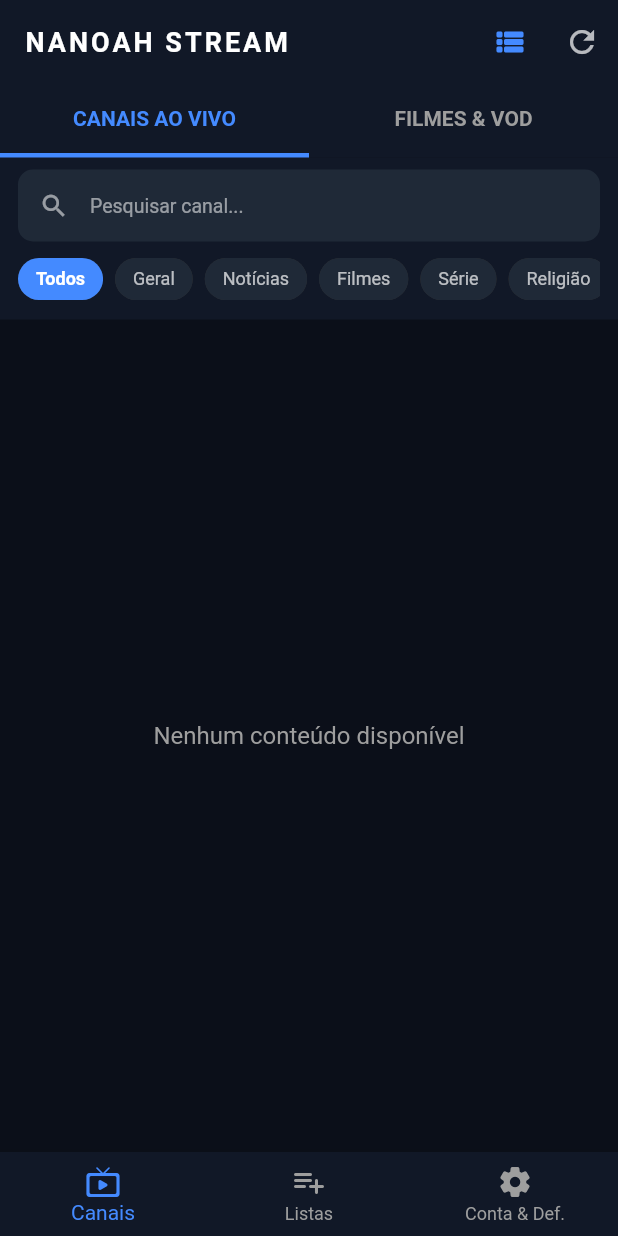
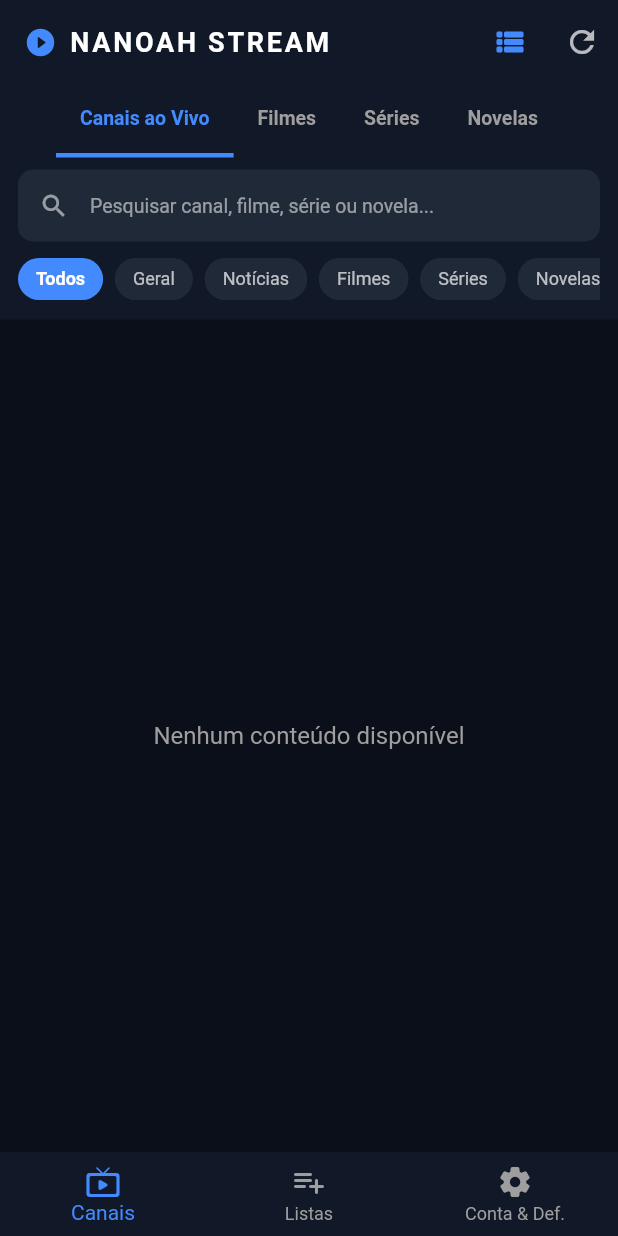
Before and after one commit to teodorowalterreis-ctrl/nanoah_stream, a Flutter app: the HomeScreen screen opened directly, on a phone screen of 412 x 824 dp. Run offline on Flutter 3.47's test engine with Material 3 defaults, Android fonts, the phone set to English and light mode, and no system bars; our stand-ins replace shared_preferences, video_player; accounts and stored records are empty; network calls fail.

Commit message:
Ajusta 4 abas, icone Play no titulo e navegacao D-Pad na pesquisa e lista

```diff
--- a/lib/screens/home_screen.dart
+++ b/lib/screens/home_screen.dart
@@ -1,4 +1,5 @@
 import 'package:flutter/material.dart';
+import 'package:flutter/services.dart';
 import 'package:shared_preferences/shared_preferences.dart';
 import '../services/api_service.dart';
 import '../widgets/tv_focus_card.dart';
@@ -18,7 +19,8 @@ class _HomeScreenState extends State<HomeScreen>
     'Geral',
     'Notícias',
     'Filmes',
-    'Série',
+    'Séries',
+    'Novelas',
     'Religião',
     'Música',
     'Entretenimento',
@@ -28,6 +30,9 @@ class _HomeScreenState extends State<HomeScreen>
 
   late TabController _tabController;
   final TextEditingController _searchController = TextEditingController();
+  final FocusNode _searchFocusNode = FocusNode();
+  final FocusNode _firstChipFocusNode = FocusNode();
+  final FocusNode _firstContentFocusNode = FocusNode();
 
   int _navIndex = 0;
   bool _isGridView = true;
@@ -45,7 +50,12 @@ class _HomeScreenState extends State<HomeScreen>
   @override
   void initState() {
     super.initState();
-    _tabController = TabController(length: 2, vsync: this);
+    _tabController = TabController(length: 4, vsync: this);
+    _tabController.addListener(() {
+      if (!_tabController.indexIsChanging && mounted) {
+        setState(() {});
+      }
+    });
     _loadSession();
     _loadData();
   }
@@ -54,6 +64,9 @@ class _HomeScreenState extends State<HomeScreen>
   void dispose() {
     _tabController.dispose();
     _searchController.dispose();
+    _searchFocusNode.dispose();
+    _firstChipFocusNode.dispose();
+    _firstContentFocusNode.dispose();
     super.dispose();
   }
 
@@ -119,6 +132,55 @@ class _HomeScreenState extends State<HomeScreen>
         .trim();
   }
 
+  bool _isSeriesItem(String cat, String title) {
+    return cat.contains('serie') ||
+        cat.contains('series') ||
+        cat.contains('temporada') ||
+        cat.contains('episodio') ||
+        title.contains('serie') ||
+        title.contains('temporada') ||
+        title.contains('episodio');
+  }
+
+  bool _isNovelaItem(String cat, String title) {
+    return cat.contains('novela') ||
+        cat.contains('telenovela') ||
+        title.contains('novela') ||
+        title.contains('capitulo');
+  }
+
+  bool _isMovieItem(String cat, String title) {
+    if (_isSeriesItem(cat, title) || _isNovelaItem(cat, title)) {
+      return false;
+    }
+    return cat.contains('filme') ||
+        cat.contains('movie') ||
+        cat.contains('cinema') ||
+        cat.contains('vod') ||
+        cat.contains('ficcao') ||
+        title.contains('filme');
+  }
+
+  bool _matchesTabContent(int tabIndex, String rawCategory, String rawTitle) {
+    final cat = _normalizeText(rawCategory);
+    final title = _normalizeText(rawTitle);
+
+    switch (tabIndex) {
+      case 0: // Canais ao Vivo
+        return !_isMovieItem(cat, title) &&
+            !_isSeriesItem(cat, title) &&
+            !_isNovelaItem(cat, title);
+      case 1: // Filmes
+        return _isMovieItem(cat, title);
+      case 2: // Séries
+        return _isSeriesItem(cat, title);
+      case 3: // Novelas
+        return _isNovelaItem(cat, title);
+      default:
+        return true;
+    }
+  }
+
   bool _matchesCategoryFilter(String rawCategory, String rawTitle) {
     if (_selectedCategory == 'Todos') return true;
 
@@ -148,17 +210,11 @@ class _HomeScreenState extends State<HomeScreen>
             title.contains('sport') ||
             title.contains('futebol');
       case 'filmes':
-        return cat.contains('filme') ||
-            cat.contains('movie') ||
-            cat.contains('cinema') ||
-            cat.contains('ficcao');
-      case 'serie':
-        return cat.contains('serie') ||
-            cat.contains('series') ||
-            cat.contains('temporada') ||
-            cat.contains('episodio') ||
-            title.contains('serie') ||
-            title.contains('temporada');
+        return _isMovieItem(cat, title);
+      case 'series':
+        return _isSeriesItem(cat, title);
+      case 'novelas':
+        return _isNovelaItem(cat, title);
       case 'infantil':
         return cat.contains('kids') ||
             cat.contains('crianca') ||
@@ -186,7 +242,19 @@ class _HomeScreenState extends State<HomeScreen>
     }
   }
 
-  List<dynamic> _filterCategories(List<dynamic> categories) {
+  List<dynamic> _categoriesForTab(int tabIndex) {
+    if (tabIndex == 0) {
+      final combined = <dynamic>[..._liveCategories, ..._movieCategories];
+      return _filterCategories(combined, tabIndex: tabIndex);
+    }
+    final combined = <dynamic>[..._movieCategories, ..._liveCategories];
+    return _filterCategories(combined, tabIndex: tabIndex);
+  }
+
+  List<dynamic> _filterCategories(
+    List<dynamic> categories, {
+    required int tabIndex,
+  }) {
     final query = _normalizeText(_searchQuery);
     final List<dynamic> filtered = [];
 
@@ -199,12 +267,13 @@ class _HomeScreenState extends State<HomeScreen>
       for (final item in rawItems) {
         if (item is! Map) continue;
         final title = (item['title'] ?? 'Sem Título').toString();
+        final matchesTab = _matchesTabContent(tabIndex, catName, title);
         final matchesCat = _matchesCategoryFilter(catName, title);
         final matchesSearch = query.isEmpty ||
             _normalizeText(title).contains(query) ||
             _normalizeText(catName).contains(query);
 
-        if (matchesCat && matchesSearch) {
+        if (matchesTab && matchesCat && matchesSearch) {
           matchingItems.add(item);
         }
       }
@@ -218,6 +287,18 @@ class _HomeScreenState extends State<HomeScreen>
     }
 
     return filtered;
+  }
+
+  void _focusDownFromSearch() {
+    FocusScope.of(context).unfocus();
+    WidgetsBinding.instance.addPostFrameCallback((_) {
+      if (!mounted) return;
+      if (_firstChipFocusNode.canRequestFocus) {
+        _firstChipFocusNode.requestFocus();
+      } else if (_firstContentFocusNode.canRequestFocus) {
+        _firstContentFocusNode.requestFocus();
+      }
+    });
   }
 
   void _openPlayer(List<dynamic> categoryItems, int currentIndex) {
@@ -246,7 +327,6 @@ class _HomeScreenState extends State<HomeScreen>
       ),
     );
   }
-
   void _showAddPlaylistDialog() {
     final nameController = TextEditingController();
     final urlController = TextEditingController();
@@ -394,14 +474,25 @@ class _HomeScreenState extends State<HomeScreen>
       appBar: AppBar(
         backgroundColor: const Color(0xFF111827),
         elevation: 0,
-        title: const Text(
+        title: const Row(
+          mainAxisSize: MainAxisSize.min,
+          children: [
+            Icon(
+              Icons.play_circle_fill_rounded,
+              color: Colors.blueAccent,
+              size: 22,
+            ),
+            SizedBox(width: 8),
+            Text(
               "NANOAH STREAM",
               style: TextStyle(
                 color: Colors.white,
                 fontWeight: FontWeight.bold,
-            letterSpacing: 2,
+                letterSpacing: 1.8,
                 fontSize: 18,
               ),
+            ),
+          ],
         ),
         actions: [
           if (_navIndex == 0)
@@ -422,15 +513,19 @@ class _HomeScreenState extends State<HomeScreen>
         bottom: _navIndex == 0
             ? TabBar(
                 controller: _tabController,
+                isScrollable: true,
+                tabAlignment: TabAlignment.start,
                 indicatorColor: Colors.blueAccent,
                 indicatorWeight: 3,
                 labelColor: Colors.blueAccent,
                 unselectedLabelColor: Colors.grey,
                 labelStyle:
-                    const TextStyle(fontWeight: FontWeight.bold, fontSize: 14),
+                    const TextStyle(fontWeight: FontWeight.bold, fontSize: 13),
                 tabs: const [
-                  Tab(text: "CANAIS AO VIVO"),
-                  Tab(text: "FILMES & VOD"),
+                  Tab(text: "Canais ao Vivo"),
+                  Tab(text: "Filmes"),
+                  Tab(text: "Séries"),
+                  Tab(text: "Novelas"),
                 ],
               )
             : null,
@@ -482,8 +577,10 @@ class _HomeScreenState extends State<HomeScreen>
           child: TabBarView(
             controller: _tabController,
             children: [
-              _buildCategoryList(_filterCategories(_liveCategories)),
-              _buildCategoryList(_filterCategories(_movieCategories)),
+              _buildCategoryList(_categoriesForTab(0)),
+              _buildCategoryList(_categoriesForTab(1)),
+              _buildCategoryList(_categoriesForTab(2)),
+              _buildCategoryList(_categoriesForTab(3)),
             ],
           ),
         ),
@@ -497,13 +594,25 @@ class _HomeScreenState extends State<HomeScreen>
       padding: const EdgeInsets.fromLTRB(12, 8, 12, 10),
       child: Column(
         children: [
-          TextField(
+          Focus(
+            onKeyEvent: (node, event) {
+              if (event is KeyDownEvent &&
+                  event.logicalKey == LogicalKeyboardKey.arrowDown) {
+                _focusDownFromSearch();
+                return KeyEventResult.handled;
+              }
+              return KeyEventResult.ignored;
+            },
+            child: TextField(
               controller: _searchController,
+              focusNode: _searchFocusNode,
+              textInputAction: TextInputAction.search,
+              onSubmitted: (_) => _focusDownFromSearch(),
               style: const TextStyle(color: Colors.white, fontSize: 14),
               onChanged: (val) => setState(() => _searchQuery = val),
               decoration: InputDecoration(
                 isDense: true,
-              hintText: 'Pesquisar canal...',
+                hintText: 'Pesquisar canal, filme, série ou novela...',
                 hintStyle: const TextStyle(color: Colors.white54, fontSize: 13),
                 prefixIcon:
                     const Icon(Icons.search, color: Colors.white54, size: 20),
@@ -526,6 +635,7 @@ class _HomeScreenState extends State<HomeScreen>
                 ),
               ),
             ),
+          ),
           const SizedBox(height: 8),
           SizedBox(
             height: 34,
@@ -536,7 +646,19 @@ class _HomeScreenState extends State<HomeScreen>
               itemBuilder: (context, index) {
                 final cat = _quickCategories[index];
                 final isSelected = _selectedCategory == cat;
-                return ChoiceChip(
+                return Focus(
+                  focusNode: index == 0 ? _firstChipFocusNode : null,
+                  onKeyEvent: (node, event) {
+                    if (event is KeyDownEvent &&
+                        event.logicalKey == LogicalKeyboardKey.arrowDown) {
+                      if (_firstContentFocusNode.canRequestFocus) {
+                        _firstContentFocusNode.requestFocus();
+                        return KeyEventResult.handled;
+                      }
+                    }
+                    return KeyEventResult.ignored;
+                  },
+                  child: ChoiceChip(
                     label: Text(
                       cat,
                       style: TextStyle(
@@ -552,6 +674,7 @@ class _HomeScreenState extends State<HomeScreen>
                     side: BorderSide.none,
                     visualDensity: VisualDensity.compact,
                     onSelected: (_) => setState(() => _selectedCategory = cat),
+                  ),
                 );
               },
             ),
@@ -605,8 +728,15 @@ class _HomeScreenState extends State<HomeScreen>
             ),
             const SizedBox(height: 8),
             _isGridView
-                ? _buildHorizontalCards(items)
-                : _buildCompactList(items, categoryName),
+                ? _buildHorizontalCards(
+                    items,
+                    firstCardFocusNode: catIndex == 0 ? _firstContentFocusNode : null,
+                  )
+                : _buildCompactList(
+                    items,
+                    categoryName,
+                    firstItemFocusNode: catIndex == 0 ? _firstContentFocusNode : null,
+                  ),
             const SizedBox(height: 20),
           ],
         );
@@ -614,7 +744,10 @@ class _HomeScreenState extends State<HomeScreen>
     );
   }
 
-  Widget _buildHorizontalCards(List<dynamic> items) {
+  Widget _buildHorizontalCards(
+    List<dynamic> items, {
+    FocusNode? firstCardFocusNode,
+  }) {
     return SizedBox(
       height: 160,
       child: ListView.builder(
@@ -628,6 +761,7 @@ class _HomeScreenState extends State<HomeScreen>
             child: SizedBox(
               width: 130,
               child: TvFocusCard(
+                focusNode: itemIndex == 0 ? firstCardFocusNode : null,
                 onTap: () => _openPlayer(items, itemIndex),
                 child: Container(
                   decoration: BoxDecoration(
@@ -684,7 +818,11 @@ class _HomeScreenState extends State<HomeScreen>
     );
   }
 
-  Widget _buildCompactList(List<dynamic> items, String categoryName) {
+  Widget _buildCompactList(
+    List<dynamic> items,
+    String categoryName, {
+    FocusNode? firstItemFocusNode,
+  }) {
     return Container(
       decoration: BoxDecoration(
         color: const Color(0xFF111827),
@@ -701,6 +839,7 @@ class _HomeScreenState extends State<HomeScreen>
           final item = items[index];
           final title = (item['title'] ?? 'Sem Título').toString();
           return ListTile(
+            focusNode: index == 0 ? firstItemFocusNode : null,
             dense: true,
             leading: CircleAvatar(
               backgroundColor: const Color(0xFF1F2937),
```
Also changed, not shown: lib/widgets/tv_focus_card.dart (+19 -5 lines). Lines whose indentation alone changed are shown as unchanged.
